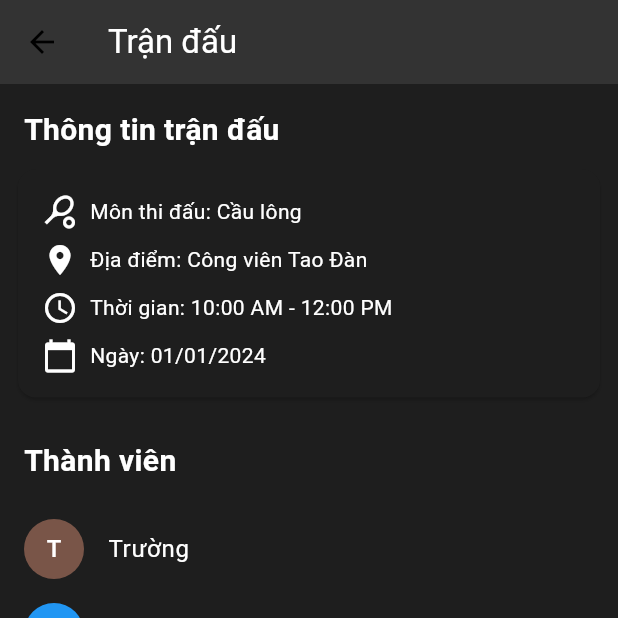
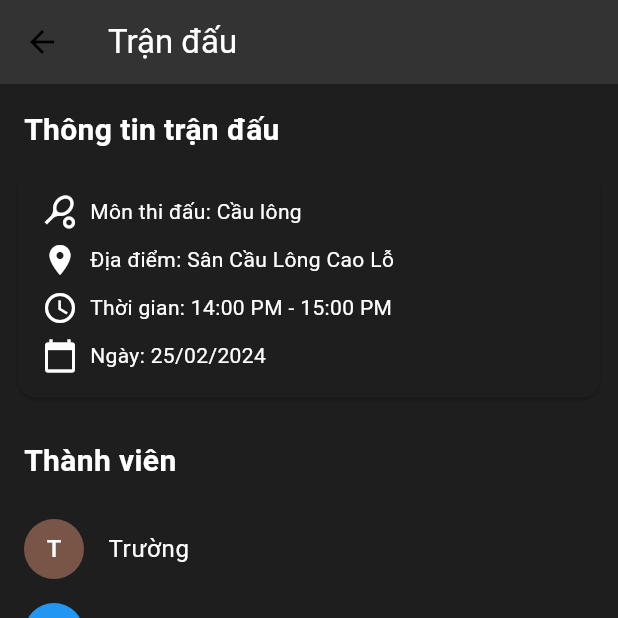
Before and after one commit to k0n-k40-k40/l0bby-frontend, a Flutter app: the MatchedPage screen opened by its route, on a phone screen of 412 x 824 dp, the top half of it. Run offline on Flutter 3.47's test engine with Material 3 defaults, Android fonts, the phone set to English and light mode, and no system bars; our stand-ins replace fluttertoast, google_fonts, image_picker.

Commit message:
Update matched screen details

```diff
--- a/lib/src/screens/matched.dart
+++ b/lib/src/screens/matched.dart
@@ -34,9 +34,9 @@ class _MatchedPageState extends State<MatchedPage> {
     Colors.teal,
   ];
   String sportName = "Cầu lông";
-  String locationName = "Công viên Tao Đàn";
-  String time = "10:00 AM - 12:00 PM";
-  String date = "01/01/2024";
+  String locationName = "Sân Cầu Lông Cao Lỗ";
+  String time = "14:00 PM - 15:00 PM";
+  String date = "25/02/2024";
 
   @override
   Widget build(BuildContext context) {
@@ -65,7 +65,8 @@ class _MatchedPageState extends State<MatchedPage> {
         padding: const EdgeInsets.all(8.0),
         child: ElevatedButton(
           onPressed: () {
-            // Navigate to map
+            // Navigate to /booking
+            Navigator.pushNamed(context, '/booking');
           },
           child: const Text(
             "Đặt sân ngay",
```
